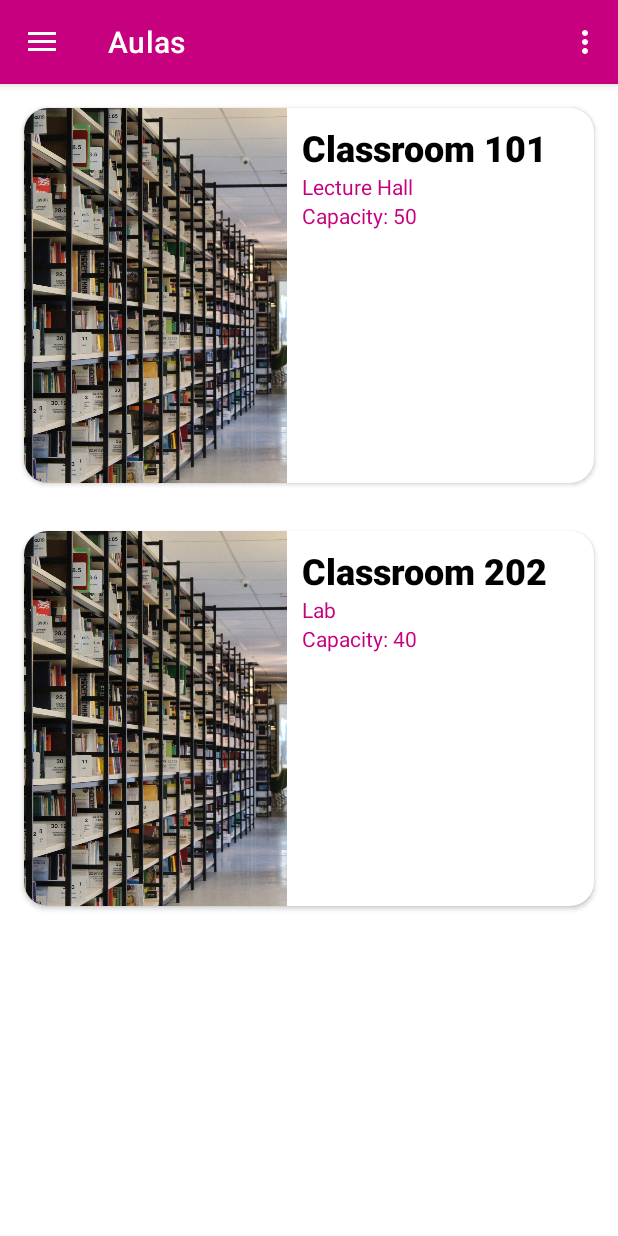
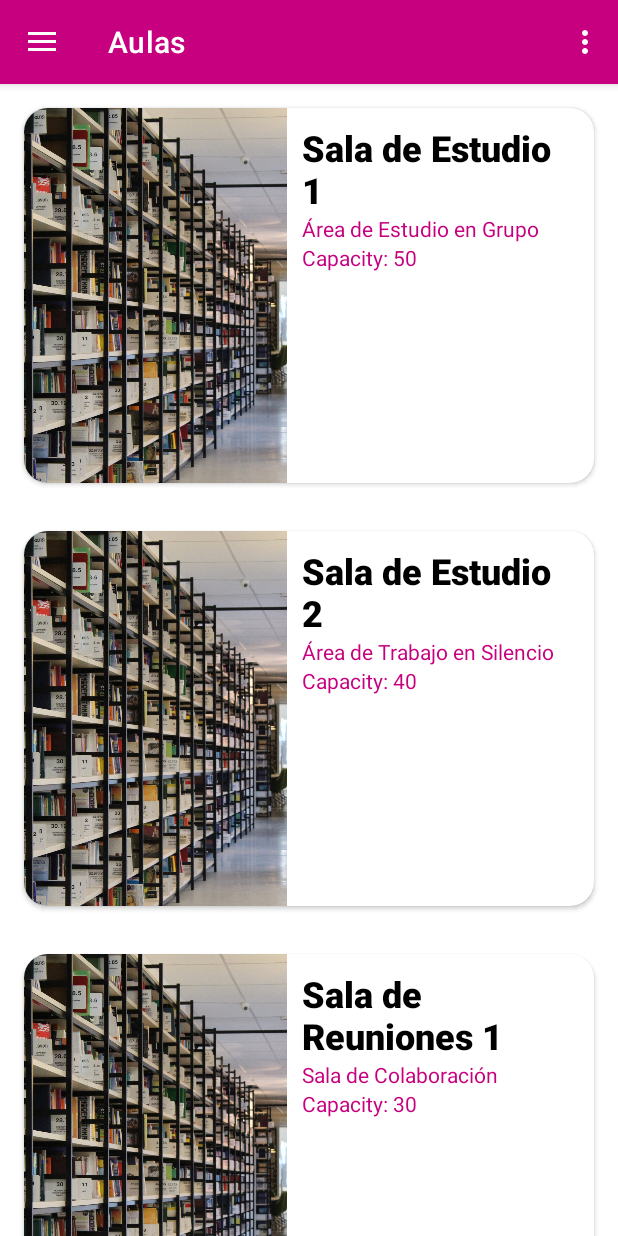
Before and after one commit to ikergcalvino/BiblioFinder, an Android app: the screen it shows after launch (MainActivity), in the side drawer, after a tap on "Aulas", on a phone screen of 412 x 824 dp. Run offline under Robolectric (Android 15) with nearby library versions, the phone set to English and light mode, and no system bars; our stand-ins replace navigation-ui.

Commit message:
Actualizadas relaciones entre entidades

```diff
--- a/app/src/main/kotlin/com/tfg/bibliofinder/entities/Booking.kt
+++ b/app/src/main/kotlin/com/tfg/bibliofinder/entities/Booking.kt
@@ -4,5 +4,7 @@ data class Booking(
     val bookingId: Long,
     val date: String,
     val startTime: String,
-    val endTime: String
+    val endTime: String,
+    val userId: Long,
+    val classroomId: Long
 )
--- a/app/src/main/kotlin/com/tfg/bibliofinder/entities/Classroom.kt
+++ b/app/src/main/kotlin/com/tfg/bibliofinder/entities/Classroom.kt
@@ -4,5 +4,6 @@ data class Classroom(
     val classroomId: Long,
     val name: String,
     val capacity: Int,
-    val type: String
+    val type: String,
+    val libraryId: Long
 )
--- a/app/src/main/kotlin/com/tfg/bibliofinder/entities/User.kt
+++ b/app/src/main/kotlin/com/tfg/bibliofinder/entities/User.kt
@@ -1,9 +1,5 @@
 package com.tfg.bibliofinder.entities
 
 data class User(
-    val userId: Long,
-    val name: String,
-    val email: String,
-    val password: String,
-    val phone: String
+    val userId: Long, val name: String, val email: String, val password: String, val phone: String
 )
--- a/app/src/main/kotlin/com/tfg/bibliofinder/entities/Workstation.kt
+++ b/app/src/main/kotlin/com/tfg/bibliofinder/entities/Workstation.kt
@@ -1,6 +1,5 @@
 package com.tfg.bibliofinder.entities
 
 data class Workstation(
-    val workstationId: Long,
-    val state: String
+    val workstationId: Long, val state: String, val classroomId: Long
 )
--- a/app/src/main/kotlin/com/tfg/bibliofinder/ui/classroom/ClassroomFragment.kt
+++ b/app/src/main/kotlin/com/tfg/bibliofinder/ui/classroom/ClassroomFragment.kt
@@ -18,14 +18,11 @@ class ClassroomFragment : Fragment() {
     private lateinit var adapter: ClassroomAdapter
     private val classrooms = mutableListOf<Classroom>()
 
-    // This property is only valid between onCreateView and
-    // onDestroyView.
+    // This property is only valid between onCreateView and onDestroyView.
     private val binding get() = _binding!!
 
     override fun onCreateView(
-        inflater: LayoutInflater,
-        container: ViewGroup?,
-        savedInstanceState: Bundle?
+        inflater: LayoutInflater, container: ViewGroup?, savedInstanceState: Bundle?
     ): View {
         val classroomViewModel = ViewModelProvider(this)[ClassroomViewModel::class.java]
 
@@ -63,18 +60,27 @@ class ClassroomFragment : Fragment() {
         val classrooms = mutableListOf<Classroom>()
         classrooms.add(
             Classroom(
-                1,
-                "Classroom 101",
-                50,
-                "Lecture Hall"
+                1, "Sala de Estudio 1", 50, "Área de Estudio en Grupo", 1
             )
         )
         classrooms.add(
             Classroom(
-                2,
-                "Classroom 202",
-                40,
-                "Lab"
+                2, "Sala de Estudio 2", 40, "Área de Trabajo en Silencio", 1
+            )
+        )
+        classrooms.add(
+            Classroom(
+                3, "Sala de Reuniones 1", 30, "Sala de Colaboración", 2
+            )
+        )
+        classrooms.add(
+            Classroom(
+                4, "Sala de Reuniones 2", 20, "Sala de Estudio Individual", 2
+            )
+        )
+        classrooms.add(
+            Classroom(
+                5, "Sala de Conferencias", 25, "Sala de Presentaciones", 2
             )
         )
         return classrooms
--- a/app/src/main/kotlin/com/tfg/bibliofinder/ui/library/LibraryFragment.kt
+++ b/app/src/main/kotlin/com/tfg/bibliofinder/ui/library/LibraryFragment.kt
@@ -18,8 +18,7 @@ class LibraryFragment : Fragment() {
     private lateinit var adapter: LibraryAdapter
     private val libraries = mutableListOf<Library>()
 
-    // This property is only valid between onCreateView and
-    // onDestroyView.
+    // This property is only valid between onCreateView and onDestroyView.
     private val binding get() = _binding!!
 
     override fun onCreateView(
@@ -62,29 +61,29 @@ class LibraryFragment : Fragment() {
         libraries.add(
             Library(
                 1,
-                "Central Library",
+                "Biblioteca Xoana Capdevielle",
                 "9:00 AM - 7:00 PM",
-                100,
-                "123 Main Street",
+                654,
+                "Campus de Elviña",
                 "555-1234",
-                "info@library.com",
+                "info@bibliotecaxoana.com",
                 true,
-                "Public",
-                "City Library"
+                "Pública",
+                "Universidad de A Coruña"
             )
         )
         libraries.add(
             Library(
                 2,
-                "University Library",
+                "Centro Universitario de Riazor",
                 "8:00 AM - 10:00 PM",
-                200,
-                "456 University Ave",
+                630,
+                "Campus de Riazor",
                 "555-5678",
-                "info@unilibrary.com",
+                "info@centrouriazor.com",
                 true,
-                "Academic",
-                "University XYZ"
+                "Académica",
+                "Universidad de A Coruña"
             )
         )
         return libraries
```
